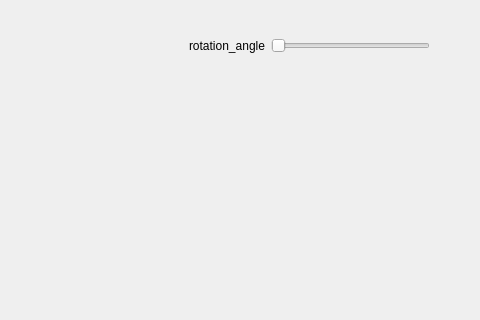
This is mainwindow.ui in drakending/simple-soft-render as Qt 5 draws it before an edit; both pictures show x 581 to 1061 and y 0 to 320 of the 1061 by 920 pixel window. The edited form follows.
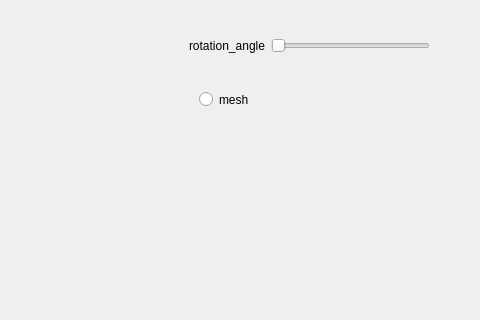
This is the edited form. Custom widgets are drawn as their Qt base class.

Commit message: early version of hw3 only finish the mesh implementation

```diff
--- a/mainwindow.ui
+++ b/mainwindow.ui
@@ -27,7 +27,7 @@
      <enum>Qt::NoFocus</enum>
     </property>
    </widget>
-   <widget class="QWidget" name="">
+   <widget class="QWidget" name="layoutWidget">
     <property name="geometry">
      <rect>
       <x>770</x>
@@ -56,6 +56,19 @@
      </item>
     </layout>
    </widget>
+   <widget class="QRadioButton" name="meshBtn">
+    <property name="geometry">
+     <rect>
+      <x>780</x>
+      <y>90</y>
+      <width>110</width>
+      <height>19</height>
+     </rect>
+    </property>
+    <property name="text">
+     <string>mesh</string>
+    </property>
+   </widget>
   </widget>
   <widget class="QMenuBar" name="menubar">
    <property name="geometry">
```
The commit also changes 9 other files.
